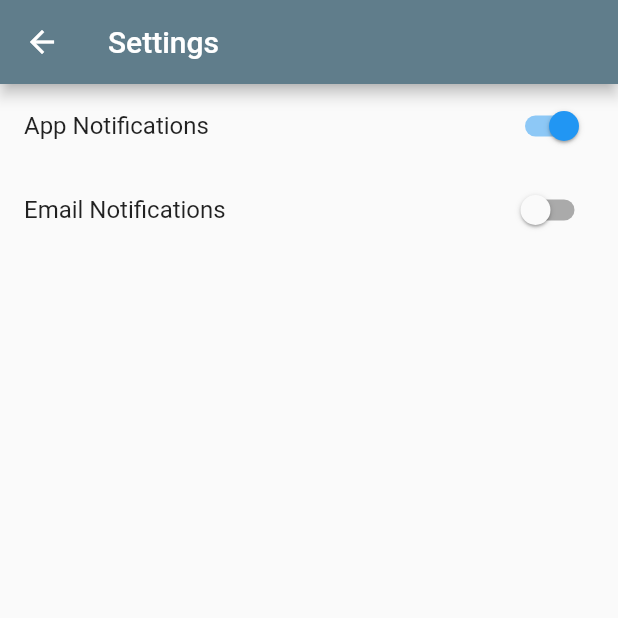
After one commit to Hazix00/flutter_counter_with_bloc, a Flutter app: the SettingsScreen screen opened by its route, after a tap on "App Notifications", on a phone screen of 412 x 824 dp, the top half of it. The commit adds this screen. Run offline on Flutter 3.47's test engine with Material 2 defaults, Android fonts, the phone set to English and light mode, and no system bars; our stand-ins replace bloc, connectivity_plus, equatable, flutter_bloc.

Commit message:
added settings screen with settingsCubit

```diff
--- a/lib/extensions/enum_extensions.dart
+++ b/lib/extensions/enum_extensions.dart
@@ -1,4 +1,4 @@
-import './string_extensions.dart';
+import 'string_extensions.dart';
 
 extension EnumValueToString on Enum {
   String enumToString() {
--- a/lib/logic/cubit/internet/internet_cubit.dart
+++ b/lib/logic/cubit/internet/internet_cubit.dart
@@ -3,7 +3,7 @@ import 'dart:async';
 import 'package:bloc/bloc.dart';
 import 'package:connectivity_plus/connectivity_plus.dart';
 import 'package:equatable/equatable.dart';
-import 'package:flutter_counter_with_bloc/constants/enums.dart';
+import '../../../constants/enums.dart';
 
 part 'internet_state.dart';
 
--- /dev/null
+++ b/lib/logic/cubit/settings/settings_cubit.dart
@@ -0,0 +1,22 @@
+import 'dart:convert';
+
+import 'package:bloc/bloc.dart';
+import 'package:equatable/equatable.dart';
+
+part 'settings_state.dart';
+
+class SettingsCubit extends Cubit<SettingsState> {
+  SettingsCubit()
+      : super(
+          const SettingsState(
+            appNotifications: false,
+            emailNotifications: false,
+          ),
+        );
+
+  void toggleAppNotifications(bool newValue) =>
+      emit(state.copyWith(appNotifications: newValue));
+
+  void toggleEmailNotifications(bool newValue) =>
+      emit(state.copyWith(emailNotifications: newValue));
+}
--- /dev/null
+++ b/lib/logic/cubit/settings/settings_state.dart
@@ -0,0 +1,41 @@
+part of 'settings_cubit.dart';
+
+class SettingsState extends Equatable {
+  final bool appNotifications;
+  final bool emailNotifications;
+
+  const SettingsState(
+      {required this.appNotifications, required this.emailNotifications});
+
+  @override
+  List<Object> get props => [appNotifications, emailNotifications];
+
+  SettingsState copyWith({
+    bool? appNotifications,
+    bool? emailNotifications,
+  }) {
+    return SettingsState(
+      appNotifications: appNotifications ?? this.appNotifications,
+      emailNotifications: emailNotifications ?? this.emailNotifications,
+    );
+  }
+
+  Map<String, dynamic> toMap() {
+    return {
+      'appNotifications': appNotifications,
+      'emailNotifications': emailNotifications,
+    };
+  }
+
+  factory SettingsState.fromMap(Map<String, dynamic> map) {
+    return SettingsState(
+      appNotifications: map['appNotifications'],
+      emailNotifications: map['emailNotifications'],
+    );
+  }
+
+  String toJson() => json.encode(toMap());
+
+  factory SettingsState.fromJson(String source) =>
+      SettingsState.fromMap(json.decode(source));
+}
--- a/lib/main.dart
+++ b/lib/main.dart
@@ -2,9 +2,10 @@ import 'package:connectivity_plus/connectivity_plus.dart';
 
 import 'package:flutter/material.dart';
 import 'package:flutter_bloc/flutter_bloc.dart';
-import 'package:flutter_counter_with_bloc/logic/cubit/counter_cubit.dart';
+import 'logic/cubit/counter/counter_cubit.dart';
 import './presentation/router/app_router.dart';
 import 'logic/cubit/internet/internet_cubit.dart';
+import 'logic/cubit/settings/settings_cubit.dart';
 
 void main() {
   runApp(MyApp(
@@ -33,6 +34,9 @@ class MyApp extends StatelessWidget {
         BlocProvider(
           create: (context) => CounterCubit(),
         ),
+        BlocProvider(
+          create: (context) => SettingsCubit(),
+        ),
       ],
       child: MaterialApp(
           title: 'Flutter Demo',
--- a/lib/presentation/router/app_router.dart
+++ b/lib/presentation/router/app_router.dart
@@ -1,4 +1,5 @@
 import 'package:flutter/material.dart';
+import 'package:flutter_counter_with_bloc/presentation/screens/settings_screen.dart';
 import '../screens/base_screen.dart';
 import '../screens/home_screen.dart';
 import '../screens/second_screen.dart';
@@ -17,6 +18,8 @@ class AppRouter {
         return getScreen(const SecondScreen());
       case ThirdScreen.routeName:
         return getScreen(const ThirdScreen());
+      case SettingsScreen.routeName:
+        return getScreen(const SettingsScreen());
       default:
         return null;
     }
--- a/lib/presentation/screens/second_screen.dart
+++ b/lib/presentation/screens/second_screen.dart
@@ -1,7 +1,7 @@
 import 'package:flutter/material.dart';
 import 'package:flutter_bloc/flutter_bloc.dart';
-import 'package:flutter_counter_with_bloc/logic/cubit/counter_cubit.dart';
-import 'package:flutter_counter_with_bloc/presentation/screens/base_screen.dart';
+import '../../logic/cubit/counter/counter_cubit.dart';
+import 'base_screen.dart';
 
 class SecondScreen extends Screen {
   const SecondScreen({Key? key})
--- /dev/null
+++ b/lib/presentation/screens/settings_screen.dart
@@ -0,0 +1,52 @@
+import 'package:flutter/material.dart';
+import 'package:flutter_bloc/flutter_bloc.dart';
+import '../../logic/cubit/settings/settings_cubit.dart';
+import 'base_screen.dart';
+
+class SettingsScreen extends Screen {
+  const SettingsScreen({Key? key})
+      : super(key: key, title: 'Settings', color: Colors.blueGrey);
+
+  static const routeName = '/settings';
+
+  @override
+  State<SettingsScreen> createState() => _SecondScreenState();
+}
+
+class _SecondScreenState extends State<SettingsScreen> {
+  @override
+  Widget build(BuildContext context) {
+    return Scaffold(
+      appBar: AppBar(
+        title: Text(widget.title),
+        backgroundColor: widget.color,
+      ),
+      body: BlocBuilder<SettingsCubit, SettingsState>(
+        builder: (context, state) {
+          return Column(
+            children: <Widget>[
+              SwitchListTile(
+                value: state.appNotifications,
+                onChanged: (newValue) {
+                  context
+                      .read<SettingsCubit>()
+                      .toggleAppNotifications(newValue);
+                },
+                title: const Text('App Notifications'),
+              ),
+              SwitchListTile(
+                value: state.emailNotifications,
+                onChanged: (newValue) {
+                  context
+                      .read<SettingsCubit>()
+                      .toggleEmailNotifications(newValue);
+                },
+                title: const Text('Email Notifications'),
+              ),
+            ],
+          );
+        },
+      ),
+    );
+  }
+}
--- a/lib/presentation/screens/third_screen.dart
+++ b/lib/presentation/screens/third_screen.dart
@@ -1,7 +1,7 @@
 import 'package:flutter/material.dart';
 import 'package:flutter_bloc/flutter_bloc.dart';
-import 'package:flutter_counter_with_bloc/logic/cubit/counter_cubit.dart';
-import 'package:flutter_counter_with_bloc/presentation/screens/base_screen.dart';
+import '../../logic/cubit/counter/counter_cubit.dart';
+import 'base_screen.dart';
 
 class ThirdScreen extends Screen {
   const ThirdScreen({Key? key})
```
Also changed, not shown: lib/presentation/screens/home_screen.dart (+22 -11 lines), lib/logic/cubit/counter/counter_cubit.dart (renamed from lib/logic/cubit/counter_cubit.dart), lib/logic/cubit/counter/counter_state.dart (renamed from lib/logic/cubit/counter_state.dart), 2 other files.
